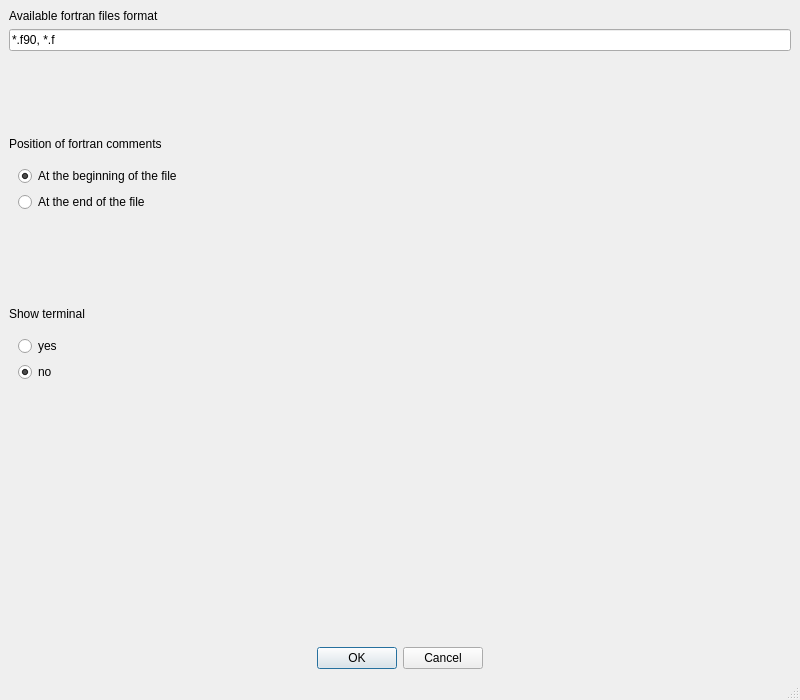
The window that fparser_GUI/Options.ui (mramagu/Fortran-to-Python-Wrapper) describes before a commit, drawn with Qt 5.
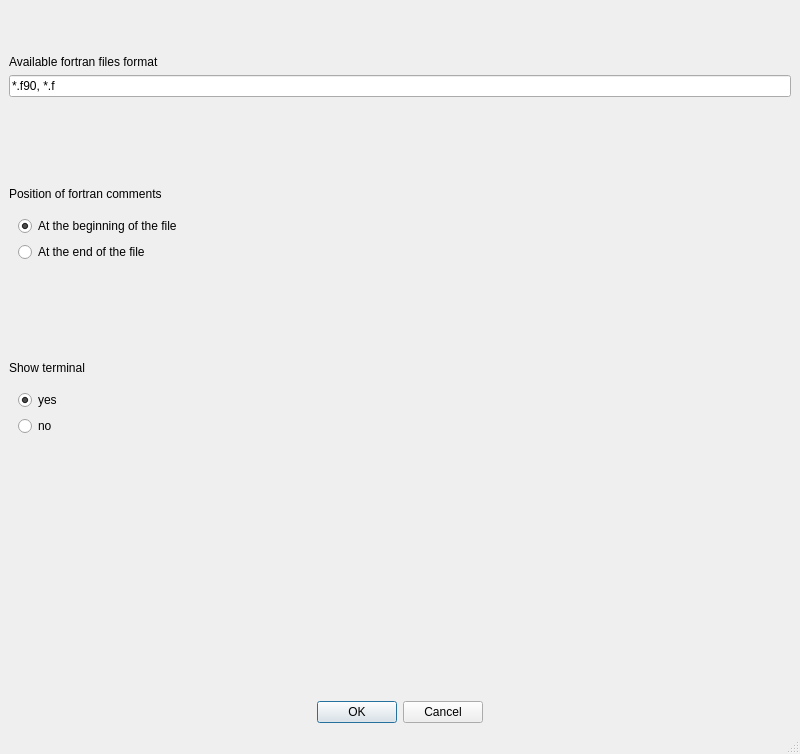
The same window after the commit.

Patch:
```diff
--- a/fparser_GUI/Options.ui
+++ b/fparser_GUI/Options.ui
@@ -7,7 +7,7 @@
     <x>0</x>
     <y>0</y>
     <width>800</width>
-    <height>600</height>
+    <height>754</height>
    </rect>
   </property>
   <property name="windowTitle">
@@ -137,6 +137,9 @@
            <property name="text">
             <string>yes</string>
            </property>
+           <property name="checked">
+            <bool>true</bool>
+           </property>
           </widget>
          </item>
          <item>
@@ -145,7 +148,7 @@
             <string>no</string>
            </property>
            <property name="checked">
-            <bool>true</bool>
+            <bool>false</bool>
            </property>
           </widget>
          </item>
```
